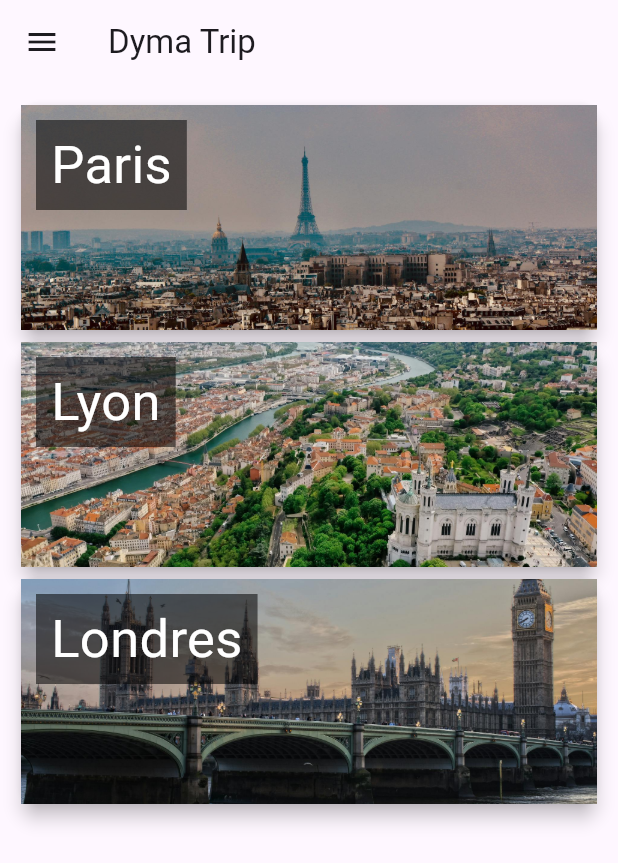
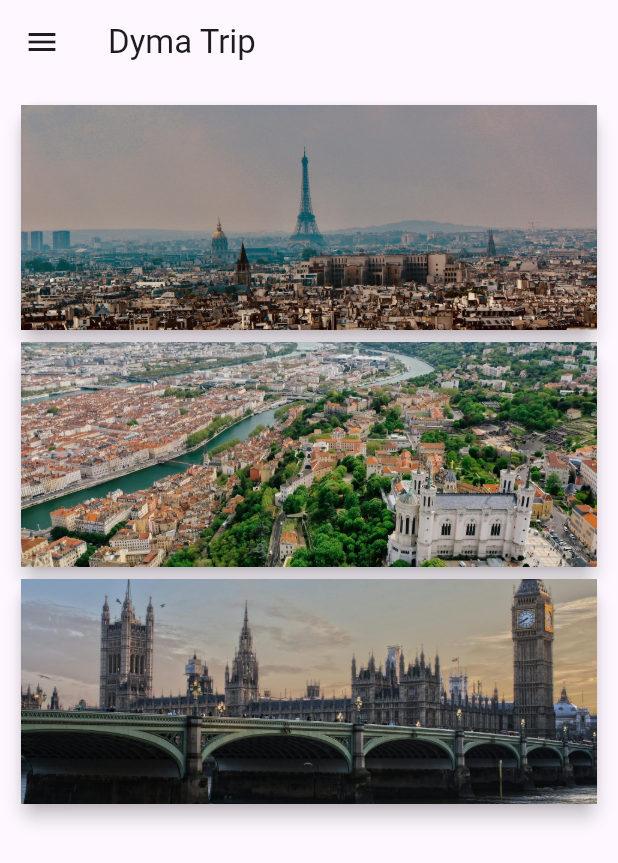
Before and after one commit to MaximeBel24/dyma-flutter, a Flutter app: the screen it shows after launch, on a phone screen of 412 x 824 dp. Shown: the top 863 px of the screen. Run offline on Flutter 3.47's test engine with Material 3 defaults, Android fonts, the phone set to English and light mode, and no system bars.

Commit message:
leçon 84 en cours

```diff
--- a/lib/providers/trip_provider.dart
+++ b/lib/providers/trip_provider.dart
@@ -8,4 +8,9 @@ class TripProvider extends ChangeNotifier {
   final List<Trip> _trips = data.trips;
 
   UnmodifiableListView<Trip> get trips => UnmodifiableListView(_trips);
+
+  void addTrip(Trip trip) {
+    trips.add(trip);
+    notifyListeners();
+  }
 }
--- a/lib/views/home/widgets/city_card.dart
+++ b/lib/views/home/widgets/city_card.dart
@@ -1,5 +1,4 @@
 import 'package:flutter/material.dart';
-import 'package:my_first_app/views/city/city_view.dart';
 
 import '../../../models/city_model.dart';
 
@@ -25,25 +24,11 @@ class CityCard extends StatelessWidget {
                     Navigator.pushNamed(
                       context,
                       '/city',
-                      arguments: city,
+                      arguments: city.name,
                     );
                   }
                 ),
               ),
-              Positioned(
-                top: 10,
-                left: 10,
-                child: Container(
-                  padding: const EdgeInsets.symmetric(
-                    horizontal: 10,
-                    vertical: 5,
-                  ),
-                  color: Colors.black54,
-                  child: Text(city.name,
-                      style:
-                          const TextStyle(fontSize: 35, color: Colors.white)),
-                ),
-              )
             ],
           )),
     );
```
Also changed, not shown: lib/views/city/city_view.dart (+6 -2 lines).
